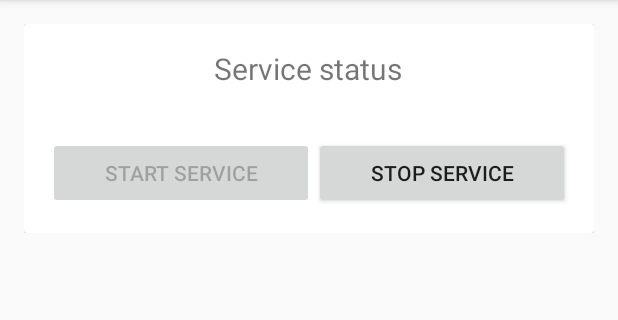
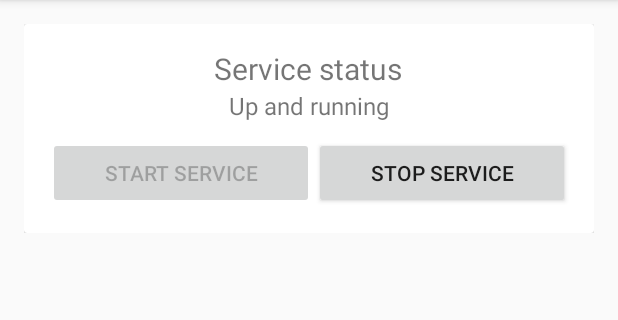
Before and after one commit to JensSchadron/WallpaperSwitcher, an Android app: the screen it shows after launch (MainActivity), after a tap on "START SERVICE", on a phone screen of 412 x 824 dp, the part 84-404 px from its top. Run offline under Robolectric (Android 15) with nearby library versions, the phone set to English and light mode, and no system bars.

Commit message:
Toevoegen aanduiding Service status

```diff
--- a/app/src/main/java/be/schadron/wallpaperswitcher/MainActivity.java
+++ b/app/src/main/java/be/schadron/wallpaperswitcher/MainActivity.java
@@ -10,12 +10,14 @@ import android.support.v7.app.AppCompatActivity;
 import android.util.Log;
 import android.view.View;
 import android.widget.Button;
+import android.widget.TextView;
 
 import java.util.Calendar;
 import java.util.GregorianCalendar;
 
 public class MainActivity extends AppCompatActivity {
     private final static String PREF_SERV_ENABLED_KEY = "serv_enabled";
+    private final static String PREF_SERV_STATUS_KEY = "serv_status";
 
     private AlarmManager alarmMgr;
 
@@ -31,7 +33,31 @@ public class MainActivity extends AppCompatActivity {
 
         pref = getSharedPreferences("ServiceData", MODE_PRIVATE);
 
+        setupStatus();
         setupOnClickListeners();
+    }
+
+    private void setupStatus() {
+        final TextView tvServStatus = (TextView) findViewById(R.id.tv_service_status);
+
+        String strStatus;
+
+        switch (checkServiceStatus()) {
+            case 0:
+                strStatus = "Up and running";
+                break;
+            case 1:
+                strStatus = "Shutdown";
+                break;
+            case 2:
+                strStatus = "An error occured";
+                break;
+            default:
+                strStatus = "";
+        }
+
+        tvServStatus.setText(strStatus);
+
     }
 
     public void setupOnClickListeners() {
@@ -39,7 +65,7 @@ public class MainActivity extends AppCompatActivity {
         final Button btnStop = (Button) findViewById(R.id.btnStop);
 
 
-        if(isServiceEnabled()) {
+        if (checkServiceStatus() == 0) {
             btnStart.setEnabled(false);
         } else {
             btnStop.setEnabled(false);
@@ -50,6 +76,8 @@ public class MainActivity extends AppCompatActivity {
             public void onClick(View view) {
                 scheduleAlarms();
                 switchServiceEnabled();
+                switchServiceStatus(false);
+
                 btnStart.setEnabled(false);
                 btnStop.setEnabled(true);
             }
@@ -59,6 +87,8 @@ public class MainActivity extends AppCompatActivity {
             public void onClick(View view) {
                 cancelAlarms();
                 switchServiceEnabled();
+                switchServiceStatus(false);
+
                 btnStart.setEnabled(true);
                 btnStop.setEnabled(false);
 
@@ -104,11 +134,26 @@ public class MainActivity extends AppCompatActivity {
         }
     }
 
-    private boolean isServiceEnabled(){
+    private int checkServiceStatus() {
+        return pref.getInt(PREF_SERV_STATUS_KEY, 1);
+    }
+
+    private void switchServiceStatus(boolean error) {
+        if (error) {
+            pref.edit().putInt(PREF_SERV_STATUS_KEY, 2); //ERROR
+        } else if (checkServiceStatus() == 0) {
+            pref.edit().putInt(PREF_SERV_STATUS_KEY, 1).apply(); //User shutdown
+        } else {
+            pref.edit().putInt(PREF_SERV_STATUS_KEY, 0).apply(); //User start
+        }
+        setupStatus();
+    }
+
+    private boolean isServiceEnabled() {
         return pref.getBoolean(PREF_SERV_ENABLED_KEY, false);
     }
 
-    private void switchServiceEnabled(){
+    private void switchServiceEnabled() {
         pref.edit().putBoolean(PREF_SERV_ENABLED_KEY, (!isServiceEnabled())).apply();
     }
 }
--- a/app/src/main/res/layout/activity_main.xml
+++ b/app/src/main/res/layout/activity_main.xml
@@ -30,20 +30,20 @@
                     android:text="@string/tv_service_status" />
 
                 <TextView
+                    android:id="@+id/tv_service_status"
                     android:layout_width="wrap_content"
                     android:layout_height="wrap_content"
                     android:textSize="16sp"
-                    android:layout_gravity="center" />
+                    android:layout_gravity="center"
+                    android:text=""/>
 
                 <LinearLayout
                     android:layout_marginTop="10dp"
                     android:layout_width="match_parent"
                     android:layout_height="match_parent"
-
                     android:orientation="horizontal">
 
                     <Button
-
                         android:id="@+id/btnStart"
                         android:layout_width="wrap_content"
                         android:layout_height="wrap_content"
@@ -66,6 +66,11 @@
 
         </android.support.v7.widget.CardView>
 
+        <android.support.v7.widget.CardView
+            android:layout_width="match_parent"
+            android:layout_height="wrap_content">
+
+        </android.support.v7.widget.CardView>
 
     </LinearLayout>
 </ScrollView>
```
